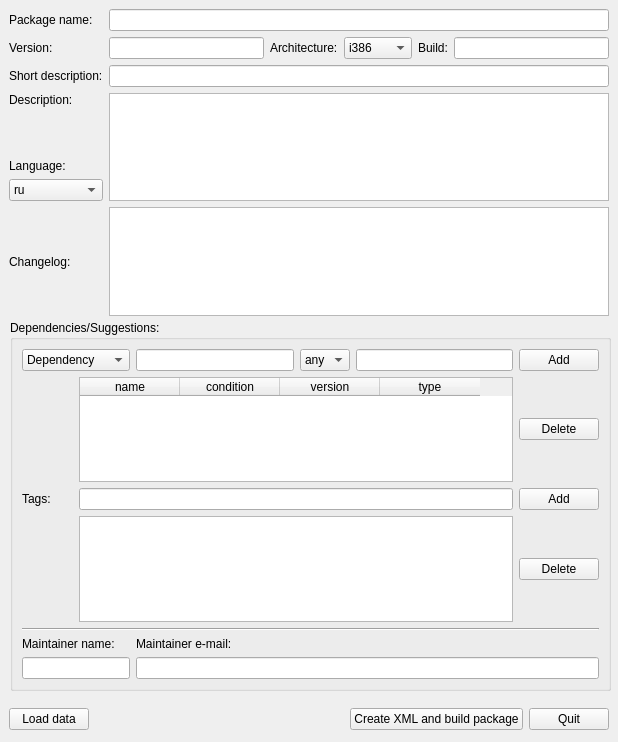
This is mpkg/packagebuilder/package_builder.ui in BackupTheBerlios/mops as Qt 5 draws it before an edit. The edited form follows.
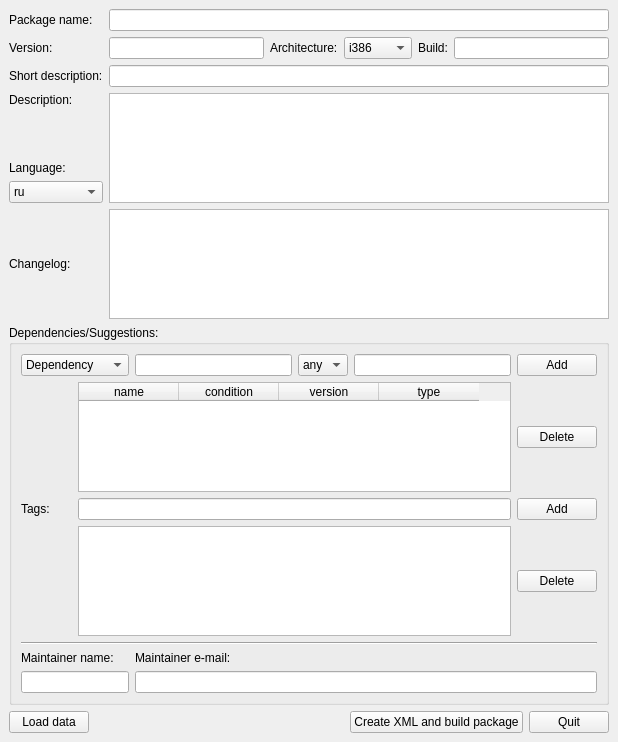
This is the edited form.

What changed in the file:
```diff
--- a/mpkg/packagebuilder/package_builder.ui
+++ b/mpkg/packagebuilder/package_builder.ui
@@ -12,67 +12,14 @@
   <property name="windowTitle" >
    <string>MOPSLinux package builder</string>
   </property>
-  <widget class="QWidget" name="" >
-   <property name="geometry" >
-    <rect>
-     <x>9</x>
-     <y>705</y>
-     <width>600</width>
-     <height>28</height>
-    </rect>
-   </property>
-   <layout class="QHBoxLayout" >
+  <layout class="QVBoxLayout" >
     <property name="margin" >
-     <number>0</number>
+    <number>9</number>
     </property>
     <property name="spacing" >
      <number>6</number>
     </property>
     <item>
-     <widget class="QPushButton" name="LoadButton" >
-      <property name="text" >
-       <string>Load data</string>
-      </property>
-     </widget>
-    </item>
-    <item>
-     <spacer>
-      <property name="orientation" >
-       <enum>Qt::Horizontal</enum>
-      </property>
-      <property name="sizeHint" >
-       <size>
-        <width>40</width>
-        <height>20</height>
-       </size>
-      </property>
-     </spacer>
-    </item>
-    <item>
-     <widget class="QPushButton" name="BuildButton" >
-      <property name="text" >
-       <string>Create XML and build package</string>
-      </property>
-     </widget>
-    </item>
-    <item>
-     <widget class="QPushButton" name="quitButton" >
-      <property name="text" >
-       <string>Quit</string>
-      </property>
-     </widget>
-    </item>
-   </layout>
-  </widget>
-  <widget class="QWidget" name="" >
-   <property name="geometry" >
-    <rect>
-     <x>9</x>
-     <y>9</y>
-     <width>600</width>
-     <height>307</height>
-    </rect>
-   </property>
    <layout class="QGridLayout" >
     <property name="margin" >
      <number>0</number>
@@ -231,16 +178,9 @@
      <widget class="QTextEdit" name="DescriptionEdit" />
     </item>
    </layout>
-  </widget>
+   </item>
+   <item>
   <widget class="QGroupBox" name="groupBox" >
-   <property name="geometry" >
-    <rect>
-     <x>10</x>
-     <y>320</y>
-     <width>601</width>
-     <height>371</height>
-    </rect>
-   </property>
    <property name="styleSheet" >
     <string/>
    </property>
@@ -416,6 +356,52 @@
     </item>
    </layout>
   </widget>
+   </item>
+   <item>
+    <layout class="QHBoxLayout" >
+     <property name="margin" >
+      <number>0</number>
+     </property>
+     <property name="spacing" >
+      <number>6</number>
+     </property>
+     <item>
+      <widget class="QPushButton" name="LoadButton" >
+       <property name="text" >
+        <string>Load data</string>
+       </property>
+      </widget>
+     </item>
+     <item>
+      <spacer>
+       <property name="orientation" >
+        <enum>Qt::Horizontal</enum>
+       </property>
+       <property name="sizeHint" >
+        <size>
+         <width>40</width>
+         <height>20</height>
+        </size>
+       </property>
+      </spacer>
+     </item>
+     <item>
+      <widget class="QPushButton" name="BuildButton" >
+       <property name="text" >
+        <string>Create XML and build package</string>
+       </property>
+      </widget>
+     </item>
+     <item>
+      <widget class="QPushButton" name="quitButton" >
+       <property name="text" >
+        <string>Quit</string>
+       </property>
+      </widget>
+     </item>
+    </layout>
+   </item>
+  </layout>
  </widget>
  <resources/>
  <connections/>
```
Left out of the diff: 3 changed lines with no effect on the pictures. Lines whose indentation alone changed are shown as unchanged.
